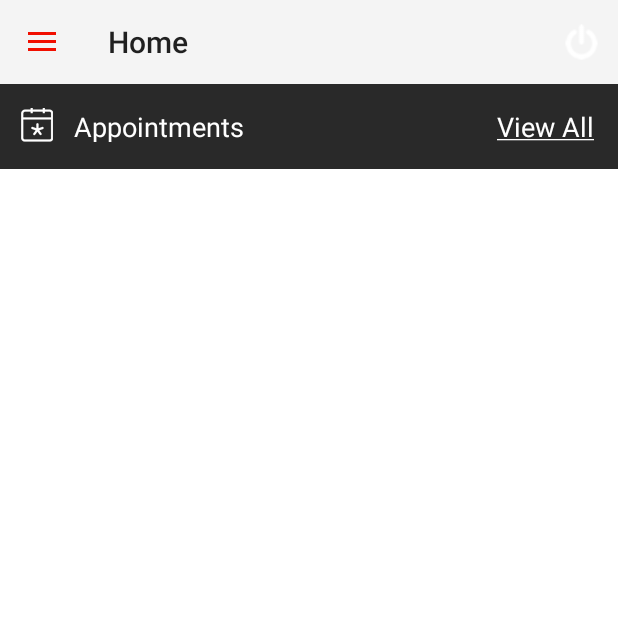
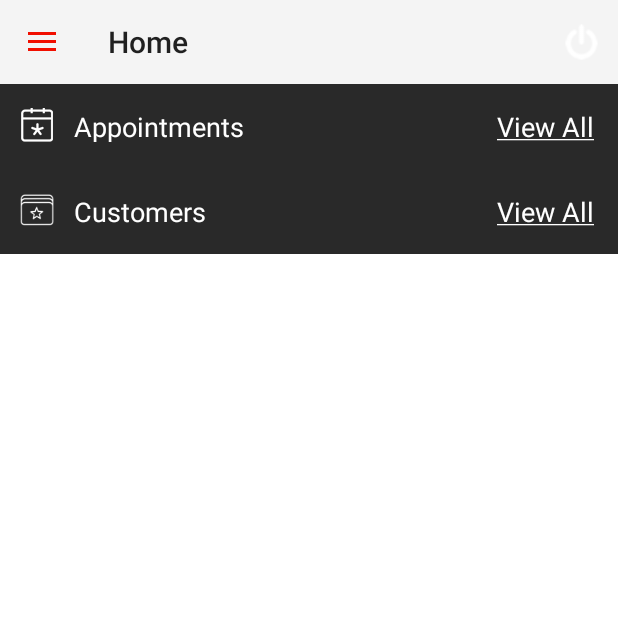
Before and after one commit to kolibriltd/fw_android_v5, an Android app: the HomeFragment screen opened directly, with no data from a screen before it, on a phone screen of 412 x 824 dp, the top half of it. Run offline under Robolectric (Android 15) with nearby library versions, the phone set to English and light mode, and no system bars; libraries missing offline, so code that uses them is left out: com.kl.kitlocate; pictures from the network do not load.

Commit message:
21.07.2015 home

```diff
--- a/app/src/main/java/com/anstar/fieldwork/AppointmentListFragment.java
+++ b/app/src/main/java/com/anstar/fieldwork/AppointmentListFragment.java
@@ -400,8 +400,7 @@ public class AppointmentListFragment extends Fragment implements OnClickListener
     }
 
     private void bindData() {
-        m_appointments = AppointmentModelList.Instance().getAppointmentBydate(
-                m_currentDate);
+        m_appointments = AppointmentModelList.Instance().getAppointmentBydate(m_currentDate, true);
         if (m_appointments.size() > 0) {
             lstAppointment.setVisibility(View.VISIBLE);
             txtAppointmentCount.setTextSize(28);
--- a/app/src/main/res/layout/fragment_home.xml
+++ b/app/src/main/res/layout/fragment_home.xml
@@ -35,5 +35,33 @@
         android:id="@+id/listView"
         android:layout_below="@+id/relative_layut_2"
         android:layout_alignParentStart="true" />
+    <RelativeLayout
+        android:layout_width="fill_parent"
+        android:layout_height="wrap_content"
+        android:background="#292929"
+        android:id="@+id/relativeLayout1" android:layout_centerVertical="true"
+        android:layout_alignParentLeft="true" android:layout_alignParentStart="true"
+        android:layout_below="@+id/listView" android:paddingLeft="13dp" android:paddingTop="16dp"
+        android:paddingRight="16dp" android:paddingBottom="16dp">
+        <ImageView
+            android:layout_width="wrap_content"
+            android:layout_height="wrap_content"
+            android:id="@+id/imageView5" android:src="@drawable/ic_customers_white"/>
+        <TextView
+            android:layout_width="wrap_content"
+            android:layout_height="wrap_content"
+            android:text="Customers"
+            android:id="@+id/textView10"
+            android:layout_marginLeft="13dp" android:layout_marginStart="13dp"
+            android:textColor="#fff" android:textSize="18dp" android:layout_alignBottom="@+id/imageView5"
+            android:layout_toRightOf="@+id/imageView5" android:layout_toEndOf="@+id/imageView5"/>
+        <TextView
+            android:layout_width="wrap_content"
+            android:layout_height="wrap_content"
+            android:text="View All"
+            android:id="@+id/textView11"
+            android:textColor="#fff" android:textSize="18dp" android:layout_alignTop="@+id/textView10"
+            android:layout_alignParentRight="true" android:layout_alignParentEnd="true"/>
+    </RelativeLayout>
 
 </RelativeLayout>
```
Also changed, not shown: app/src/main/java/com/anstar/fieldwork/HomeFragment.java (+14 -3 lines), app/src/main/java/com/anstar/models/list/AppointmentModelList.java (+11 -2 lines), 86 other files.
